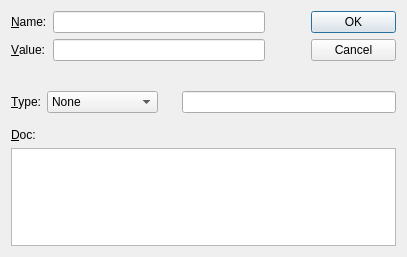
Above: ndtsconfigtool/richattributedlg.ui from jkotan/nexdatas.configtool before the change. Below: the same form after it.
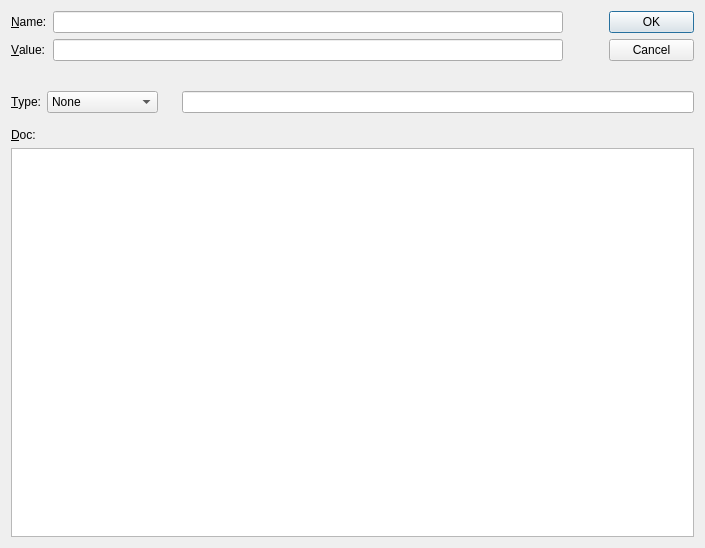
That is the form after the change.

What changed in the file:
```diff
--- a/ndtsconfigtool/richattributedlg.ui
+++ b/ndtsconfigtool/richattributedlg.ui
@@ -6,8 +6,8 @@
    <rect>
     <x>0</x>
     <y>0</y>
-    <width>407</width>
-    <height>257</height>
+    <width>705</width>
+    <height>548</height>
    </rect>
   </property>
   <property name="minimumSize">
```
Left out of the diff: 1 changed line with no effect on the pictures.
